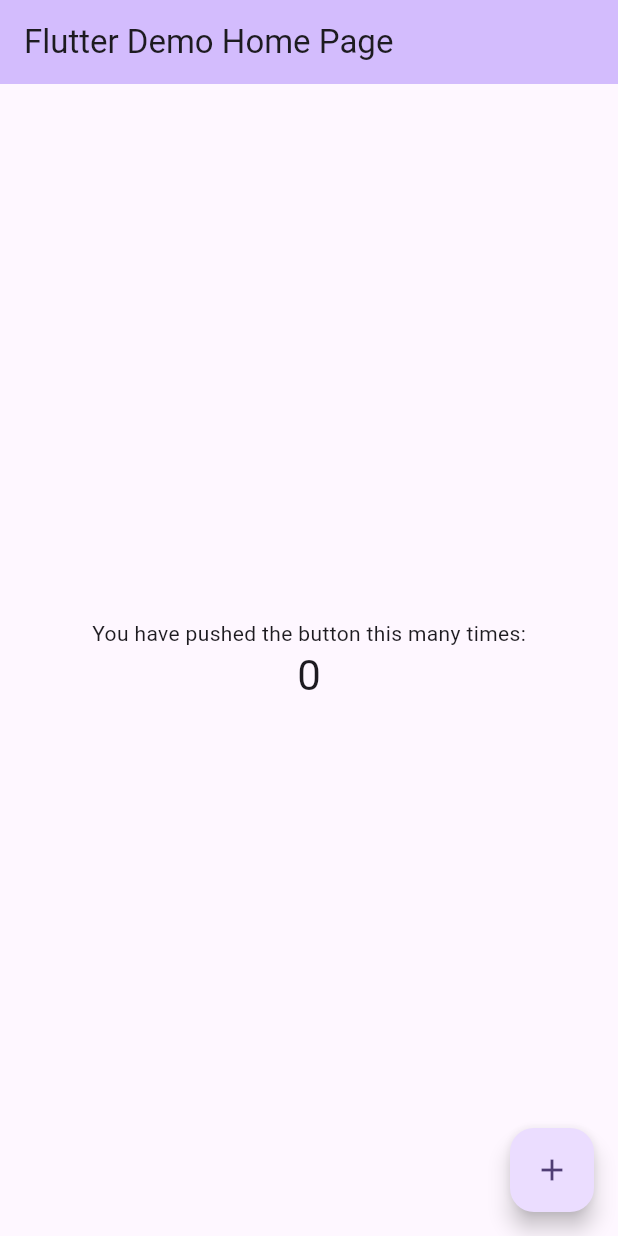
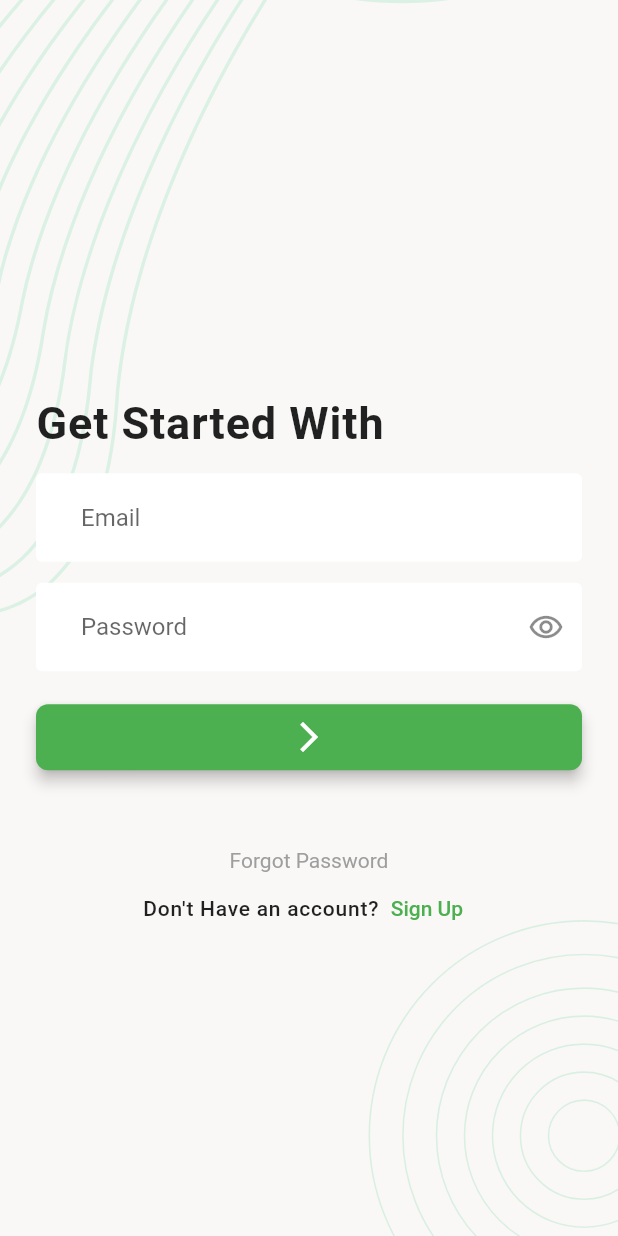
Before and after one commit to mdrahib46/Task-Management-App, a Flutter app: the screen it shows after launch, on a phone screen of 412 x 824 dp. Run offline on Flutter 3.47's test engine with Material 2 defaults, Android fonts, the phone set to English and light mode, and no system bars; our stand-ins replace flutter_svg.

Commit message:
Designed Login Screen & verification Screen

```diff
--- /dev/null
+++ b/lib/app.dart
@@ -0,0 +1,90 @@
+import 'package:flutter/material.dart';
+import 'package:task_management_app/ui/screens/splash_screen.dart';
+
+class TaskManagementApp extends StatelessWidget {
+  const TaskManagementApp({Key? key}) : super(key: key);
+
+  @override
+  Widget build(BuildContext context) {
+    return MaterialApp(
+      debugShowCheckedModeBanner: false,
+      title: 'Task Manager',
+
+/// Light theme style form here
+      theme: ThemeData(
+        brightness: Brightness.light,
+        primarySwatch: Colors.green,
+
+        /// Title Text theme style form here
+        textTheme: const TextTheme(
+          titleLarge: TextStyle(
+            fontSize: 30,
+            fontWeight: FontWeight.w600,
+            letterSpacing: 0.6,
+          ),
+        ),
+
+        /// Input decoration theme style from here
+        inputDecorationTheme: const InputDecorationTheme(
+          filled: true,
+          fillColor: Colors.white,
+          contentPadding: EdgeInsets.symmetric(horizontal: 30, vertical: 20),
+          border: OutlineInputBorder(borderSide: BorderSide.none),
+        ),
+
+        ///Elevated button theme style from here
+        elevatedButtonTheme: ElevatedButtonThemeData(
+          style: ElevatedButton.styleFrom(
+            backgroundColor: Colors.green,
+            padding: const EdgeInsets.symmetric(vertical: 10),
+            shape: RoundedRectangleBorder(
+              borderRadius: BorderRadius.circular(8),
+            ),
+            elevation: 4,
+          ),
+        ),
+      ),
+
+
+
+
+
+/// Dark theme style from here
+      darkTheme: ThemeData(
+        brightness: Brightness.dark,
+        primarySwatch: Colors.grey,
+
+        /// Title Text theme style form here
+        textTheme: const TextTheme(
+          titleLarge: TextStyle(
+            color: Colors.grey,
+            fontSize: 30,
+            fontWeight: FontWeight.w600,
+            letterSpacing: 0.6,
+          ),
+        ),
+
+        /// Input decoration theme style from here
+        inputDecorationTheme: const InputDecorationTheme(
+          filled: true,
+          fillColor: Colors.grey,
+          contentPadding: EdgeInsets.symmetric(horizontal: 30, vertical: 20),
+          border: OutlineInputBorder(borderSide: BorderSide.none),
+        ),
+
+        ///Elevated button theme style from here
+        elevatedButtonTheme: ElevatedButtonThemeData(
+          style: ElevatedButton.styleFrom(
+            backgroundColor: Colors.grey,
+            padding: const EdgeInsets.symmetric(vertical: 10),
+            shape: RoundedRectangleBorder(
+              borderRadius: BorderRadius.circular(8),
+            ),
+            elevation: 4,
+          ),
+        ),
+      ),
+      home: const SplashScreen(),
+    );
+  }
+}
--- a/lib/main.dart
+++ b/lib/main.dart
@@ -1,125 +1,7 @@
 import 'package:flutter/material.dart';
+import 'app.dart';
 
-void main() {
-  runApp(const MyApp());
+
+void main(){
+  runApp(const TaskManagementApp());
 }
-
-class MyApp extends StatelessWidget {
-  const MyApp({super.key});
-
-  // This widget is the root of your application.
-  @override
-  Widget build(BuildContext context) {
-    return MaterialApp(
-      title: 'Flutter Demo',
-      theme: ThemeData(
-        // This is the theme of your application.
-        //
-        // TRY THIS: Try running your application with "flutter run". You'll see
-        // the application has a blue toolbar. Then, without quitting the app,
-        // try changing the seedColor in the colorScheme below to Colors.green
-        // and then invoke "hot reload" (save your changes or press the "hot
-        // reload" button in a Flutter-supported IDE, or press "r" if you used
-        // the command line to start the app).
-        //
-        // Notice that the counter didn't reset back to zero; the application
-        // state is not lost during the reload. To reset the state, use hot
-        // restart instead.
-        //
-        // This works for code too, not just values: Most code changes can be
-        // tested with just a hot reload.
-        colorScheme: ColorScheme.fromSeed(seedColor: Colors.deepPurple),
-        useMaterial3: true,
-      ),
-      home: const MyHomePage(title: 'Flutter Demo Home Page'),
-    );
-  }
-}
-
-class MyHomePage extends StatefulWidget {
-  const MyHomePage({super.key, required this.title});
-
-  // This widget is the home page of your application. It is stateful, meaning
-  // that it has a State object (defined below) that contains fields that affect
-  // how it looks.
-
-  // This class is the configuration for the state. It holds the values (in this
-  // case the title) provided by the parent (in this case the App widget) and
-  // used by the build method of the State. Fields in a Widget subclass are
-  // always marked "final".
-
-  final String title;
-
-  @override
-  State<MyHomePage> createState() => _MyHomePageState();
-}
-
-class _MyHomePageState extends State<MyHomePage> {
-  int _counter = 0;
-
-  void _incrementCounter() {
-    setState(() {
-      // This call to setState tells the Flutter framework that something has
-      // changed in this State, which causes it to rerun the build method below
-      // so that the display can reflect the updated values. If we changed
-      // _counter without calling setState(), then the build method would not be
-      // called again, and so nothing would appear to happen.
-      _counter++;
-    });
-  }
-
-  @override
-  Widget build(BuildContext context) {
-    // This method is rerun every time setState is called, for instance as done
-    // by the _incrementCounter method above.
-    //
-    // The Flutter framework has been optimized to make rerunning build methods
-    // fast, so that you can just rebuild anything that needs updating rather
-    // than having to individually change instances of widgets.
-    return Scaffold(
-      appBar: AppBar(
-        // TRY THIS: Try changing the color here to a specific color (to
-        // Colors.amber, perhaps?) and trigger a hot reload to see the AppBar
-        // change color while the other colors stay the same.
-        backgroundColor: Theme.of(context).colorScheme.inversePrimary,
-        // Here we take the value from the MyHomePage object that was created by
-        // the App.build method, and use it to set our appbar title.
-        title: Text(widget.title),
-      ),
-      body: Center(
-        // Center is a layout widget. It takes a single child and positions it
-        // in the middle of the parent.
-        child: Column(
-          // Column is also a layout widget. It takes a list of children and
-          // arranges them vertically. By default, it sizes itself to fit its
-          // children horizontally, and tries to be as tall as its parent.
-          //
-          // Column has various properties to control how it sizes itself and
-          // how it positions its children. Here we use mainAxisAlignment to
-          // center the children vertically; the main axis here is the vertical
-          // axis because Columns are vertical (the cross axis would be
-          // horizontal).
-          //
-          // TRY THIS: Invoke "debug painting" (choose the "Toggle Debug Paint"
-          // action in the IDE, or press "p" in the console), to see the
-          // wireframe for each widget.
-          mainAxisAlignment: MainAxisAlignment.center,
-          children: <Widget>[
-            const Text(
-              'You have pushed the button this many times:',
-            ),
-            Text(
-              '$_counter',
-              style: Theme.of(context).textTheme.headlineMedium,
-            ),
-          ],
-        ),
-      ),
-      floatingActionButton: FloatingActionButton(
-        onPressed: _incrementCounter,
-        tooltip: 'Increment',
-        child: const Icon(Icons.add),
-      ), // This trailing comma makes auto-formatting nicer for build methods.
-    );
-  }
-}
--- /dev/null
+++ b/lib/ui/Widgets/screen_background.dart
@@ -0,0 +1,27 @@
+import 'package:flutter/cupertino.dart';
+import 'package:flutter_svg/svg.dart';
+
+import '../utils/asset_utils.dart';
+
+class ScreenBackground extends StatelessWidget {
+  final Widget child;
+
+  const ScreenBackground({Key? key, required this.child}) : super(key: key);
+
+  @override
+  Widget build(BuildContext context) {
+    return Stack(
+      children: [
+        SizedBox(
+          height: double.infinity,
+          width: double.infinity,
+          child: SvgPicture.asset(
+            AssetUtils.backgroundSVG,
+            fit: BoxFit.cover,
+          ),
+        ),
+        SafeArea(child: child),
+      ],
+    );
+  }
+}
--- /dev/null
+++ b/lib/ui/screens/login_screen.dart
@@ -0,0 +1,85 @@
+import 'package:flutter/material.dart';
+import 'package:task_management_app/ui/screens/verification_screen.dart';
+import '../Widgets/screen_background.dart';
+
+class LoginScreen extends StatelessWidget {
+  const LoginScreen({Key? key}) : super(key: key);
+
+  @override
+  Widget build(BuildContext context) {
+    return Scaffold(
+      body: ScreenBackground(
+        child: SafeArea(
+          child: Center(
+            child: SingleChildScrollView(
+              child: Padding(
+                padding: const EdgeInsets.all(24),
+                child: Column(
+                  mainAxisAlignment: MainAxisAlignment.center,
+                  crossAxisAlignment: CrossAxisAlignment.start,
+                  children: [
+                    const SizedBox(height: 70),
+                    Text("Get Started With",
+                        style: Theme.of(context).textTheme.titleLarge),
+                    const SizedBox(height: 16),
+                    TextFormField(
+                      keyboardType: TextInputType.emailAddress,
+                      decoration: const InputDecoration(
+                        hintText: 'Email',
+                      ),
+                    ),
+                    const SizedBox(height: 14),
+                    TextFormField(
+                      obscureText: true,
+                      decoration: const InputDecoration(
+                        hintText: 'Password',
+                        suffixIcon: Icon(
+                          Icons.remove_red_eye_outlined,
+                        ),
+                      ),
+                    ),
+                    const SizedBox(height: 20),
+                    SizedBox(
+                      width: double.infinity,
+                      child: ElevatedButton(
+                          onPressed: () {},
+                          child: const Icon(Icons.arrow_forward_ios)),
+                    ),
+                    const SizedBox(height: 50),
+                    Center(
+                      child: InkWell(
+                        onTap: () {
+                          Navigator.push(
+                              context,
+                              MaterialPageRoute(
+                                  builder: (context) =>
+                                      const VerificationScreen()));
+                        },
+                        child: const Text(
+                          'Forgot Password',
+                          style: TextStyle(color: Colors.grey),
+                        ),
+                      ),
+                    ),
+                    Row(
+                      mainAxisAlignment: MainAxisAlignment.center,
+                      children: [
+                        const Text(
+                          'Don\'t Have an account?',
+                          style: TextStyle(
+                              fontWeight: FontWeight.w500, letterSpacing: 0.5),
+                        ),
+                        TextButton(
+                            onPressed: () {}, child: const Text('Sign Up')),
+                      ],
+                    )
+                  ],
+                ),
+              ),
+            ),
+          ),
+        ),
+      ),
+    );
+  }
+}
--- /dev/null
+++ b/lib/ui/utils/asset_utils.dart
@@ -0,0 +1,7 @@
+class AssetUtils{
+  AssetUtils._();
+
+  static const String imagePath = 'assets/images';
+  static const String logoSVG = '$imagePath/logo.svg';
+  static const String backgroundSVG = '$imagePath/background.svg';
+}
--- a/pubspec.yaml
+++ b/pubspec.yaml
@@ -35,6 +35,7 @@ dependencies:
   # The following adds the Cupertino Icons font to your application.
   # Use with the CupertinoIcons class for iOS style icons.
   cupertino_icons: ^1.0.2
+  flutter_svg: ^2.0.7
 
 dev_dependencies:
   flutter_test:
@@ -59,8 +60,8 @@ flutter:
   uses-material-design: true
 
   # To add assets to your application, add an assets section, like this:
-  # assets:
-  #   - images/a_dot_burr.jpeg
+  assets:
+   - assets/images/
   #   - images/a_dot_ham.jpeg
 
   # An image asset can refer to one or more resolution-specific "variants", see
```
Also changed, not shown: lib/ui/screens/splash_screen.dart (added, +44 -0 lines), lib/ui/screens/verification_screen.dart (added, +65 -0 lines), assets/images/background.svg (added), assets/images/button.svg (added), assets/images/button_back.svg (added), assets/images/logo.svg (added), pubspec.lock, 1 other file.
